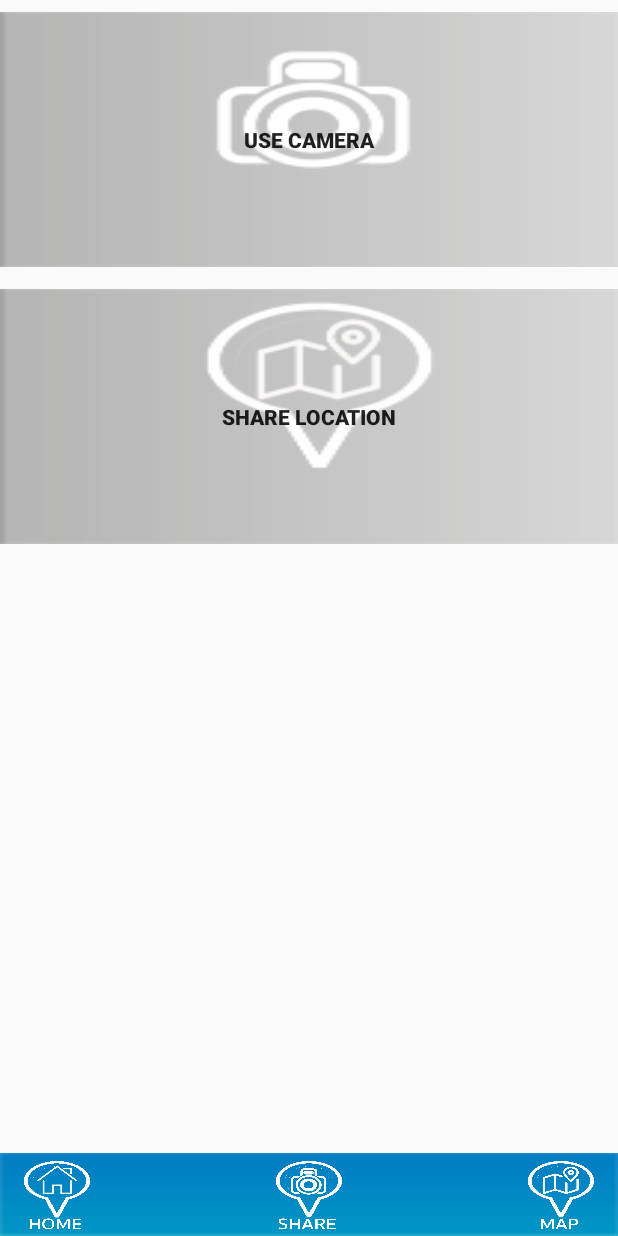
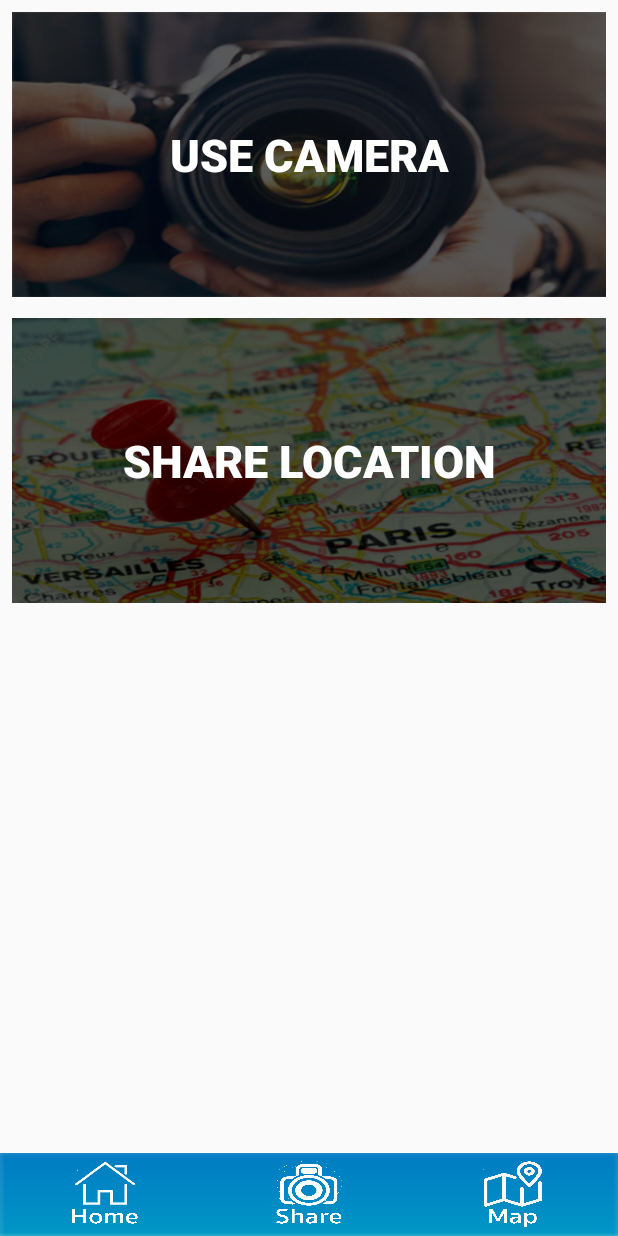
Before and after one commit to augusto-mantilla/Projeto1_PMS, an Android app: the ShareLocationMenu screen opened directly, with no data from a screen before it, on a phone screen of 412 x 824 dp. Run offline under Robolectric (Android 15) with nearby library versions, the phone set to English and light mode, and no system bars.

Commit message:
GUI Improved

```diff
--- a/app/src/main/res/layout/share_menu.xml
+++ b/app/src/main/res/layout/share_menu.xml
@@ -9,11 +9,15 @@
     <Button
         android:id="@+id/btn_UseCamera"
         android:layout_width="match_parent"
-        android:layout_height="170dp"
+        android:layout_height="190dp"
+        android:layout_marginStart="8dp"
         android:layout_marginTop="8dp"
+        android:layout_marginEnd="8dp"
         android:layout_marginBottom="8dp"
-        android:background="@drawable/usecamerafinal"
-        android:text="use camera"
+        android:background="@drawable/usecamera1"
+        android:text="USE CAMERA"
+        android:textColor="@color/White"
+        android:textSize="30sp"
         android:textStyle="bold"
         app:layout_constraintBottom_toBottomOf="parent"
         app:layout_constraintEnd_toEndOf="parent"
@@ -25,11 +29,15 @@
     <Button
         android:id="@+id/btnShareLocation"
         android:layout_width="match_parent"
-        android:layout_height="170dp"
+        android:layout_height="190dp"
+        android:layout_marginStart="8dp"
         android:layout_marginTop="8dp"
+        android:layout_marginEnd="8dp"
         android:layout_marginBottom="8dp"
-        android:background="@drawable/sharelocationfinal"
-        android:text="share location"
+        android:background="@drawable/sharelocationnnn1"
+        android:text="SHARE LOCATION"
+        android:textColor="@color/White"
+        android:textSize="30sp"
         android:textStyle="bold"
         app:layout_constraintBottom_toBottomOf="parent"
         app:layout_constraintEnd_toEndOf="parent"
@@ -41,11 +49,11 @@
         android:id="@+id/btn_Home2"
         android:layout_width="44dp"
         android:layout_height="46dp"
-        android:layout_marginStart="16dp"
+        android:layout_marginStart="48dp"
         android:layout_marginTop="8dp"
         android:layout_marginEnd="8dp"
         android:layout_marginBottom="4dp"
-        android:background="@drawable/homeminifinal"
+        android:background="@drawable/homeminifinale"
         app:layout_constraintBottom_toBottomOf="parent"
         app:layout_constraintEnd_toStartOf="@+id/btn_shareOnApp3"
         app:layout_constraintHorizontal_bias="0.0"
@@ -61,7 +69,7 @@
         android:layout_marginTop="8dp"
         android:layout_marginEnd="8dp"
         android:layout_marginBottom="4dp"
-        android:background="@drawable/shareminifinal"
+        android:background="@drawable/shareminifinale"
         app:layout_constraintBottom_toBottomOf="parent"
         app:layout_constraintEnd_toEndOf="parent"
         app:layout_constraintStart_toStartOf="parent"
@@ -74,9 +82,9 @@
         android:layout_height="46dp"
         android:layout_marginStart="8dp"
         android:layout_marginTop="8dp"
-        android:layout_marginEnd="16dp"
+        android:layout_marginEnd="48dp"
         android:layout_marginBottom="4dp"
-        android:background="@drawable/mapminifinal"
+        android:background="@drawable/mapminifinale"
         app:layout_constraintBottom_toBottomOf="parent"
         app:layout_constraintEnd_toEndOf="parent"
         app:layout_constraintHorizontal_bias="1.0"
```
Also changed, not shown: app/src/main/res/layout/share_location_menu.xml (+17 -7 lines), app/src/main/res/drawable/cetaceanss.png (added), app/src/main/res/drawable/homeminifinale.png (added), app/src/main/res/drawable/mapminifinale.png (added), app/src/main/res/drawable/marinelitterrr.png (added), app/src/main/res/drawable/sharelocationnnn1.png (added), app/src/main/res/drawable/shareminifinale.png (added), app/src/main/res/drawable/usecamera1.png (added), 2 other files.
